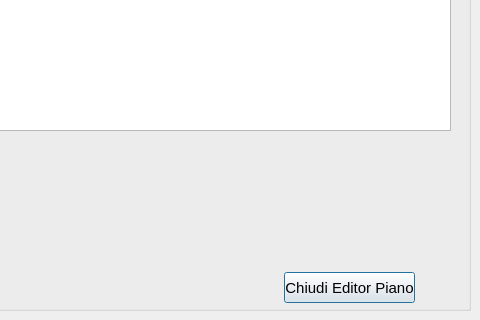
First picture: the form in new_plan.ui, repository talorno/ArcheryWkoutManager, before the edit; both pictures show x 800 to 1280 and y 480 to 800 of the 1280 by 800 pixel window.
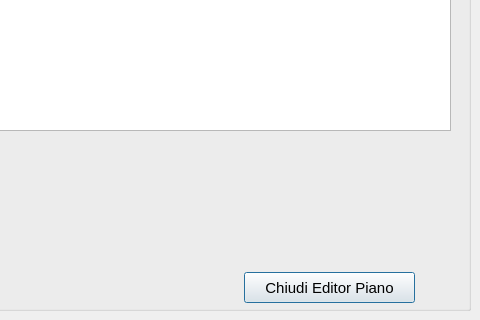
Second picture: the form after the edit.

What changed in the file:
```diff
--- a/new_plan.ui
+++ b/new_plan.ui
@@ -125,9 +125,9 @@
       <widget class="QPushButton" name="BTN_closeEditor">
        <property name="geometry">
         <rect>
-         <x>1074</x>
+         <x>1034</x>
          <y>742</y>
-         <width>131</width>
+         <width>171</width>
          <height>31</height>
         </rect>
        </property>
```
